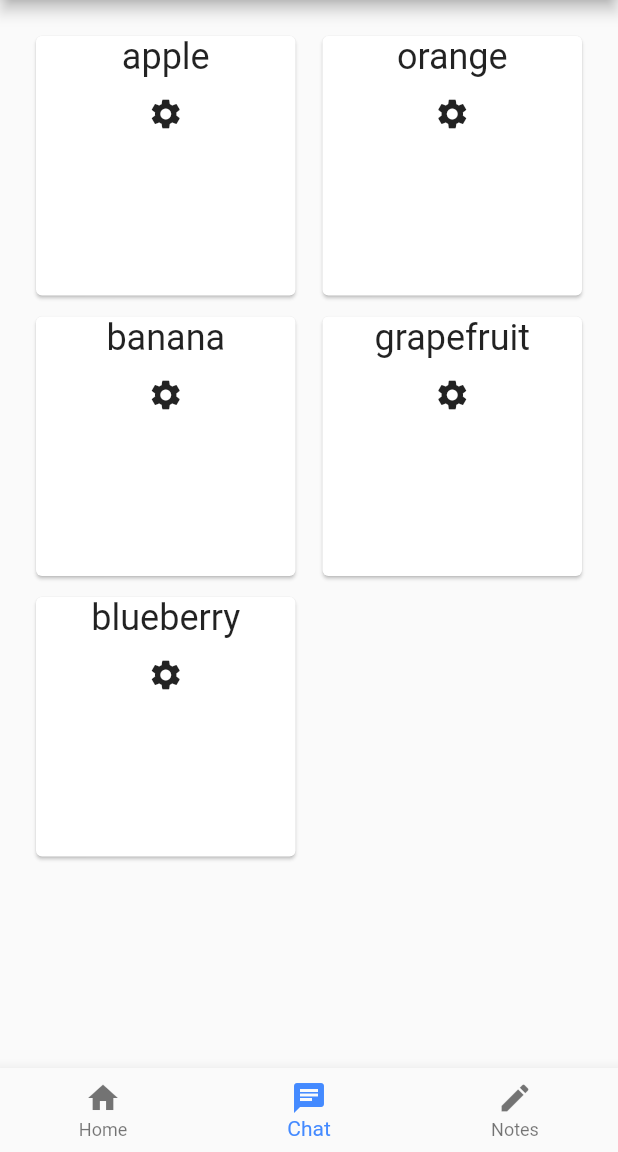
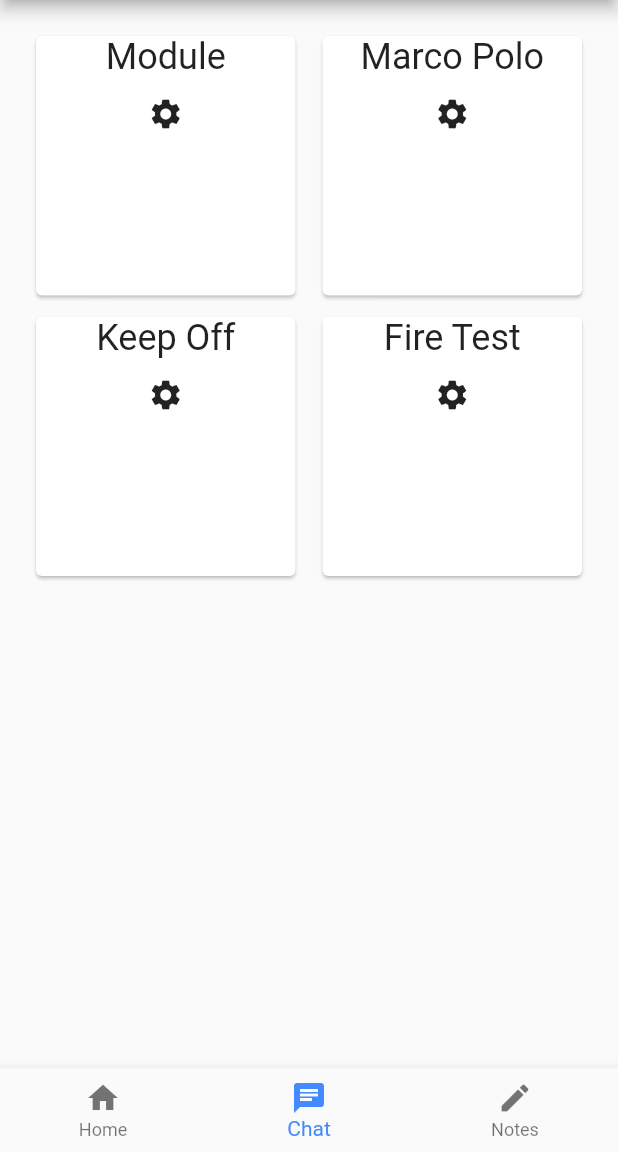
Before and after one commit to KTruong88/phone-assist, a Flutter app: the screen it shows after launch, on a phone screen of 412 x 824 dp, the part 84-1236 px from its top. Run offline on Flutter 3.47's test engine with Material 2 defaults, Android fonts, the phone set to English and light mode, and no system bars.

Commit message:
Add modules to factory
Updated factory for each expected module and the default "module" as a holder

```diff
--- a/lib/factories/widget_factory.dart
+++ b/lib/factories/widget_factory.dart
@@ -1,9 +1,29 @@
-import '../widgets/module.dart';
+import 'package:flutter_app/modules/module.dart';
+import 'package:flutter_app/modules/marcopolo.dart';
+import 'package:flutter_app/modules/keepoff.dart';
+import 'package:flutter_app/modules/firetest.dart';
 
 class WidgetFactory {
-  createWidget(String type, [String name]) {
-    if (type == 'module') {
-      return new Module(name);
+  createWidget(String type, [String title]) {
+    if (type == 'module')
+    {
+      print("Create module!");
+      return new Module(title);
+    }
+    else if(type =='MarcoPolo')
+    {
+      print("Create module!");
+      return new MarcoPolo(title);
+    }
+    else if(type == 'KeepOff')
+    {
+      print("Create Keep Off");
+      return new KeepOff(title);
+    }
+    else if(type == 'FireTest')
+    {
+      print("Create Fire Test");
+      return new FireTest(title);
     }
     else {
       throw StateError('Factory Does Not Support This Type!');
--- a/lib/widgets/module.dart
+++ b/lib/modules/firetest.dart
@@ -1,16 +1,18 @@
+///Flutter Packages
 import 'package:flutter/material.dart';
 
-import './settings_menu.dart';
+///Application Includes
+import '../widgets/settings_menu.dart';
 
-class Module extends StatefulWidget {
-  final String name;
-  Module(this.name);
+class FireTest extends StatefulWidget {
+  final String title;
+  FireTest(this.title);
 
   @override
-  _Module createState() => _Module();
+  _FireTest createState() => _FireTest();
 }
 
-class _Module extends State<Module> {
+class _FireTest extends State<FireTest> {
   bool _active = true;
 
   void _handleTap() {
@@ -23,7 +25,7 @@ class _Module extends State<Module> {
     Navigator.push(
         context,
         MaterialPageRoute(
-          builder: (context) => SettingsMenu(widget.name),
+          builder: (context) => SettingsMenu(widget.title),
         ));
   }
 
@@ -39,7 +41,7 @@ class _Module extends State<Module> {
                 child: Column(
                   children: <Widget>[
                     Text(
-                      widget.name,
+                      widget.title,
                       textAlign: TextAlign.center,
                       style: TextStyle(fontSize: 24.0),
                     ),
--- /dev/null
+++ b/lib/modules/keepoff.dart
@@ -0,0 +1,57 @@
+///Flutter Packages
+import 'package:flutter/material.dart';
+
+///Application Includes
+import '../widgets/settings_menu.dart';
+
+class KeepOff extends StatefulWidget {
+  final String title;
+  KeepOff(this.title);
+
+  @override
+  _KeepOff createState() => _KeepOff();
+}
+
+class _KeepOff extends State<KeepOff> {
+  bool _active = true;
+
+  void _handleTap() {
+    setState(() {
+      _active = !_active;
+    });
+  }
+
+  void _openSettings() {
+    Navigator.push(
+        context,
+        MaterialPageRoute(
+          builder: (context) => SettingsMenu(widget.title),
+        ));
+  }
+
+  @override
+  Widget build(BuildContext context) {
+    return GestureDetector(
+        onTap: _handleTap,
+        child: SizedBox(
+            width: 200.0,
+            height: 200.0,
+            child: Card(
+                color: (_active ? Colors.white : Colors.white70),
+                child: Column(
+                  children: <Widget>[
+                    Text(
+                      widget.title,
+                      textAlign: TextAlign.center,
+                      style: TextStyle(fontSize: 24.0),
+                    ),
+                    IconButton(
+                      icon: Icon(Icons.settings),
+                      onPressed: () {
+                        _openSettings();
+                      },
+                    )
+                  ],
+                ))));
+  }
+}
--- /dev/null
+++ b/lib/modules/marcopolo.dart
@@ -0,0 +1,57 @@
+///Flutter Packages
+import 'package:flutter/material.dart';
+
+///Application Includes
+import '../widgets/settings_menu.dart';
+
+class MarcoPolo extends StatefulWidget {
+  final String title;
+  MarcoPolo(this.title);
+
+  @override
+  _MarcoPolo createState() => _MarcoPolo();
+}
+
+class _MarcoPolo extends State<MarcoPolo> {
+  bool _active = true;
+
+  void _handleTap() {
+    setState(() {
+      _active = !_active;
+    });
+  }
+
+  void _openSettings() {
+    Navigator.push(
+        context,
+        MaterialPageRoute(
+          builder: (context) => SettingsMenu(widget.title),
+        ));
+  }
+
+  @override
+  Widget build(BuildContext context) {
+    return GestureDetector(
+        onTap: _handleTap,
+        child: SizedBox(
+            width: 200.0,
+            height: 200.0,
+            child: Card(
+                color: (_active ? Colors.white : Colors.white70),
+                child: Column(
+                  children: <Widget>[
+                    Text(
+                      widget.title,
+                      textAlign: TextAlign.center,
+                      style: TextStyle(fontSize: 24.0),
+                    ),
+                    IconButton(
+                      icon: Icon(Icons.settings),
+                      onPressed: () {
+                        _openSettings();
+                      },
+                    )
+                  ],
+                ))));
+  }
+}
--- /dev/null
+++ b/lib/modules/module.dart
@@ -0,0 +1,57 @@
+///Flutter Packages
+import 'package:flutter/material.dart';
+
+///Application Includes
+import '../widgets/settings_menu.dart';
+
+class Module extends StatefulWidget {
+  final String title;
+  Module(this.title);
+
+  @override
+  _Module createState() => _Module();
+}
+
+class _Module extends State<Module> {
+  bool _active = true;
+
+  void _handleTap() {
+    setState(() {
+      _active = !_active;
+    });
+  }
+
+  void _openSettings() {
+    Navigator.push(
+        context,
+        MaterialPageRoute(
+          builder: (context) => SettingsMenu(widget.title),
+        ));
+  }
+
+  @override
+  Widget build(BuildContext context) {
+    return GestureDetector(
+        onTap: _handleTap,
+        child: SizedBox(
+            width: 200.0,
+            height: 200.0,
+            child: Card(
+                color: (_active ? Colors.white : Colors.white70),
+                child: Column(
+                  children: <Widget>[
+                    Text(
+                      widget.title,
+                      textAlign: TextAlign.center,
+                      style: TextStyle(fontSize: 24.0),
+                    ),
+                    IconButton(
+                      icon: Icon(Icons.settings),
+                      onPressed: () {
+                        _openSettings();
+                      },
+                    )
+                  ],
+                ))));
+  }
+}
--- a/lib/widgets/home.dart
+++ b/lib/widgets/home.dart
@@ -7,11 +7,10 @@ class Home extends StatelessWidget {
   @override
   Widget build(BuildContext context) {
     WidgetFactory widgetFactory = new WidgetFactory();
-    Widget apple = widgetFactory.createWidget('module', 'apple');
-    Widget orange = widgetFactory.createWidget('module', 'orange');
-    Widget banana = widgetFactory.createWidget('module', 'banana');
-    Widget grapefruit = widgetFactory.createWidget('module', 'grapefruit');
-    Widget blueberry = widgetFactory.createWidget('module', 'blueberry');
+    Widget module = widgetFactory.createWidget('module', 'Module');
+    Widget marcoPolo = widgetFactory.createWidget('MarcoPolo', 'Marco Polo');
+    Widget keepOff = widgetFactory.createWidget('KeepOff', 'Keep Off');
+    Widget fireTest = widgetFactory.createWidget('FireTest', 'Fire Test');
 
     return Scaffold(
         appBar: AppBar(
@@ -27,11 +26,10 @@ class Home extends StatelessWidget {
                 mainAxisSpacing: 6.0,
                 crossAxisCount: 2,
                 children: <Widget>[
-                  apple,
-                  orange,
-                  banana,
-                  grapefruit,
-                  blueberry
+                  module,
+                  marcoPolo,
+                  keepOff,
+                  fireTest
                 ],
               ),
             ),
```
